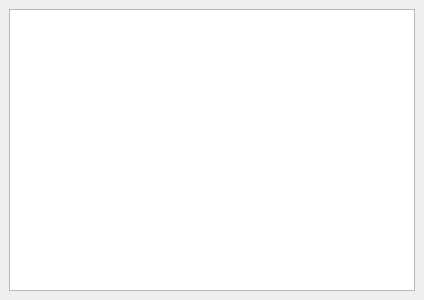
jarusll/tokri, file src/tokriwindow.ui: the form before one commit.
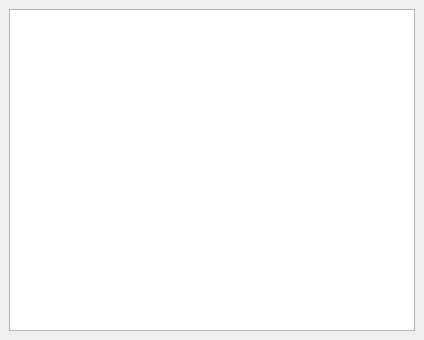
The form after the commit. Custom widgets are drawn as their Qt base class.

The edit to the form file:
```diff
--- a/src/tokriwindow.ui
+++ b/src/tokriwindow.ui
@@ -7,7 +7,7 @@
     <x>0</x>
     <y>0</y>
     <width>424</width>
-    <height>300</height>
+    <height>340</height>
    </rect>
   </property>
   <property name="windowTitle">
```
